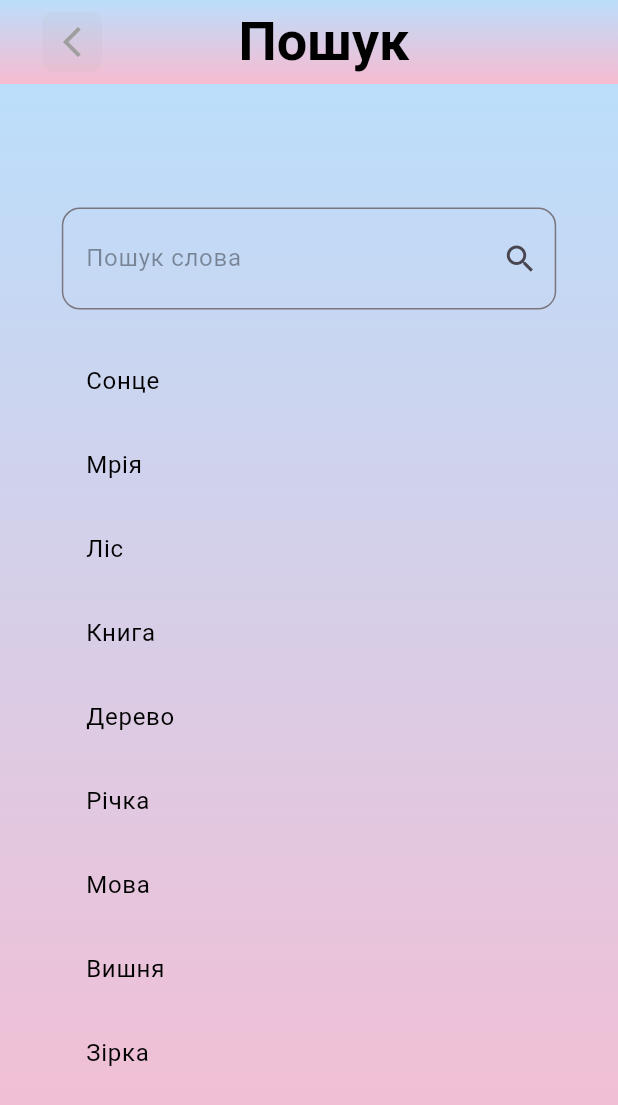
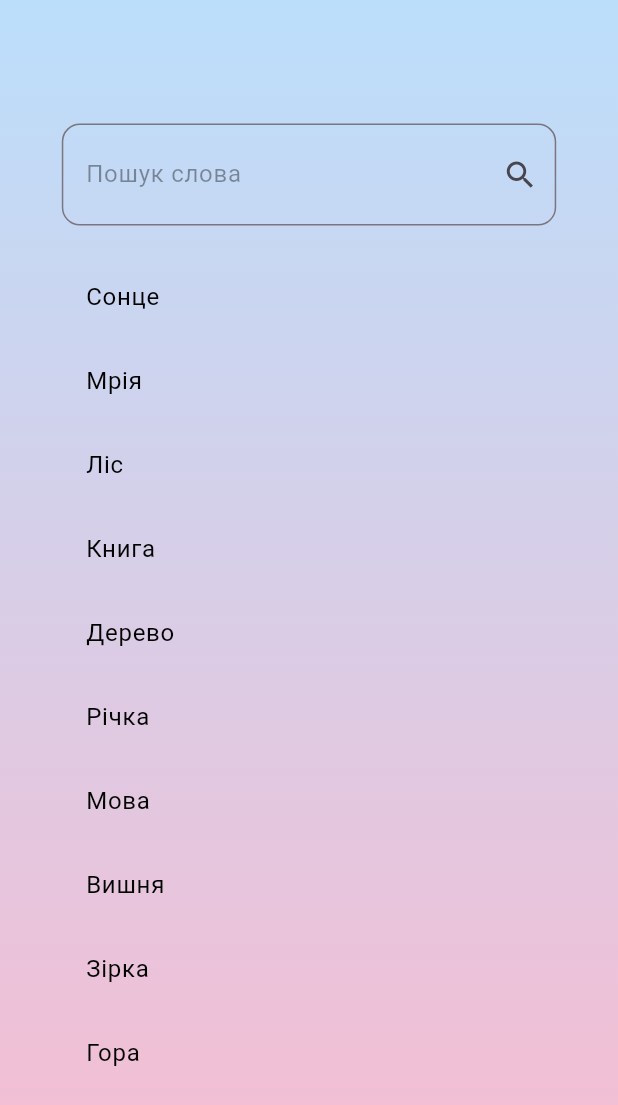
Before and after one commit to horlann/morfology_finder, a Flutter app: the WordSearchScreen screen opened directly, on a phone screen of 412 x 824 dp. Shown: the top 1105 px of the screen. Run offline on Flutter 3.47's test engine with Material 3 defaults, Android fonts, the phone set to English and light mode, and no system bars; our stand-ins replace auto_route, equatable, flutter_bloc, google_fonts; project files that could hold a hidden picture were left out.

Commit message:
added first commit to a new branch

```diff
--- a/lib/features/main/view/main_screen.dart
+++ b/lib/features/main/view/main_screen.dart
@@ -13,7 +13,9 @@
     final screenWidth = MediaQuery.sizeOf(context).width;
     final screenHeight = MediaQuery.sizeOf(context).height;
     return Scaffold(
-      body: Container(
+      body: Stack(
+        children: [
+          Container(
             width: screenWidth,
             height: screenHeight,
             decoration: BoxDecoration(
@@ -31,6 +33,19 @@
               ),
             ),
           ),
+          Center(
+            child: Container(
+              width: screenWidth * 0.9,
+              height: screenHeight * 0.9,
+
+              decoration: BoxDecoration(
+                color: Colors.white,
+                borderRadius: BorderRadius.circular(20),
+              ),
+            ),
+          ),
+        ],
+      ),
     );
   }
 }
--- a/lib/features/word_search/view/word_search_screen.dart
+++ b/lib/features/word_search/view/word_search_screen.dart
@@ -60,62 +60,6 @@
     final screenWidth = MediaQuery.sizeOf(context).width;
     final screenHeight = MediaQuery.sizeOf(context).height;
     return Scaffold(
-      appBar: AppBar(
-        backgroundColor: Colors.transparent,
-        iconTheme: IconThemeData(color: Colors.black),
-        centerTitle: true,
-        automaticallyImplyLeading: false,
-        flexibleSpace: Container(
-          decoration: BoxDecoration(
-            gradient: LinearGradient(
-              begin: Alignment.topCenter,
-              end: Alignment.bottomCenter,
-              colors: [Colors.blue.shade100, Colors.pink.shade100],
-            ),
-          ),
-        ),
-        title: Row(
-          children: [
-            const SizedBox(width: 12),
-            SizedBox(
-              width: 40,
-              height: 40,
-              child: ClipRRect(
-                borderRadius: BorderRadius.circular(8),
-                child: Container(
-                  color: Colors.grey.withAlpha(20),
-                  child: Center(
-                    child: IconButton(
-                      icon: const Icon(
-                        Icons.arrow_back_ios_new,
-                        color: Colors.grey,
-                      ),
-                      onPressed: () {
-                        context.router.maybePop();
-                      },
-                    ),
-                  ),
-                ),
-              ),
-            ),
-            Expanded(
-              child: Center(
-                child: Padding(
-                  padding: const EdgeInsets.only(right: 32),
-                  child: const Text(
-                    'Пошук',
-                    style: TextStyle(
-                      color: Colors.black,
-                      fontSize: 36,
-                      fontWeight: FontWeight.bold,
-                    ),
-                  ),
-                ),
-              ),
-            ),
-          ],
-        ),
-      ),
       body: Center(
         child: Container(
           width: double.infinity,
```
Also changed, not shown: maket.png (added). Lines whose indentation alone changed are shown as unchanged.
